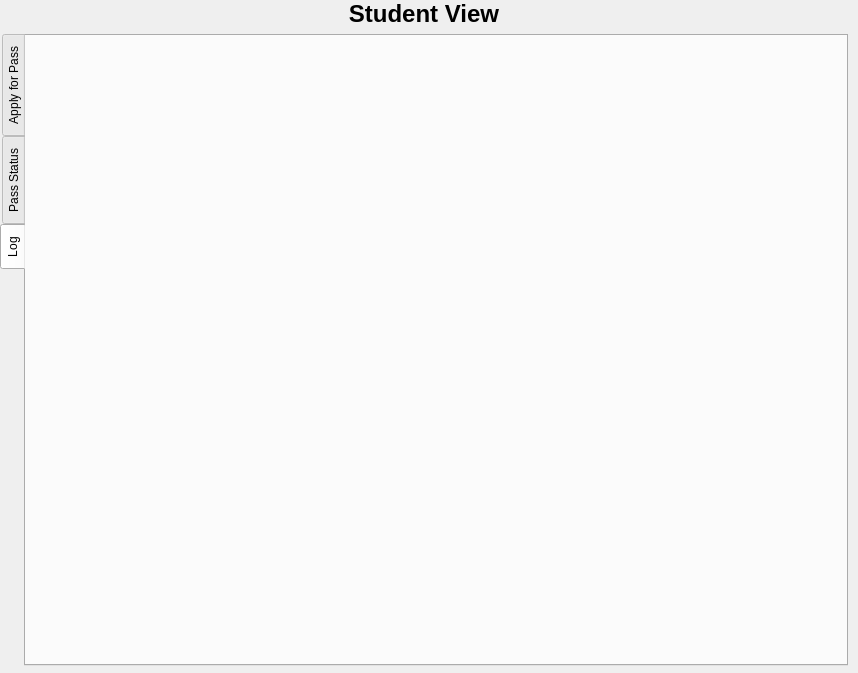
Old version of the form ui/student_view.ui in the repository sipsmehta/Face-Recognition-Surveillance-.
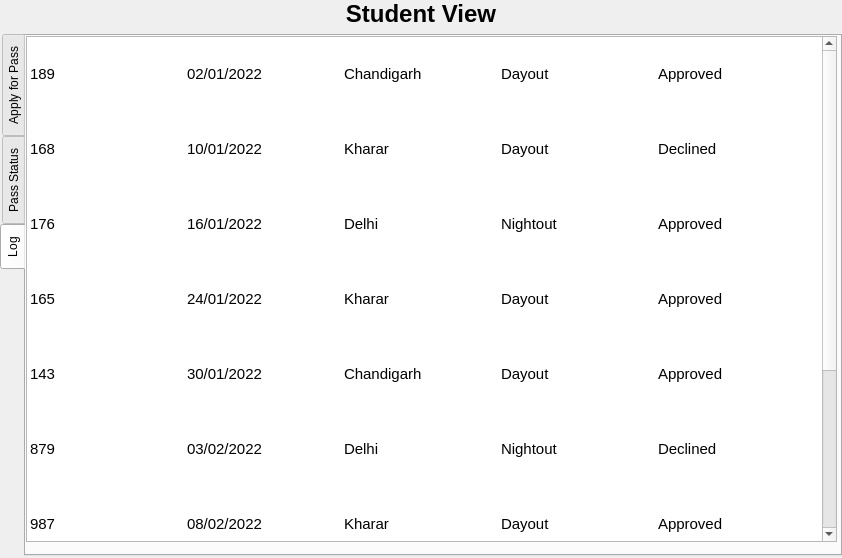
New version of the form. The open tabs and pages were chosen to show the change.

Commit message: uppdated student_view ui & added warden_view ui

Patch:
```diff
--- a/ui/student_view.ui
+++ b/ui/student_view.ui
@@ -6,10 +6,21 @@
    <rect>
     <x>0</x>
     <y>0</y>
-    <width>858</width>
-    <height>673</height>
+    <width>842</width>
+    <height>558</height>
    </rect>
   </property>
+  <property name="maximumSize">
+   <size>
+    <width>9999</width>
+    <height>9999</height>
+   </size>
+  </property>
+  <property name="font">
+   <font>
+    <kerning>true</kerning>
+   </font>
+  </property>
   <property name="windowTitle">
    <string>MainWindow</string>
   </property>
@@ -18,40 +29,11 @@
     <rect>
      <x>0</x>
      <y>0</y>
-     <width>848</width>
-     <height>666</height>
+     <width>842</width>
+     <height>556</height>
     </rect>
    </property>
    <layout class="QGridLayout" name="gridLayout_2">
-    <item row="0" column="0">
-     <widget class="QLabel" name="label_3">
-      <property name="font">
-       <font>
-        <pointsize>18</pointsize>
-        <weight>75</weight>
-        <bold>true</bold>
-       </font>
-      </property>
-      <property name="frameShape">
-       <enum>QFrame::NoFrame</enum>
-      </property>
-      <property name="frameShadow">
-       <enum>QFrame::Plain</enum>
-      </property>
-      <property name="text">
-       <string>Student View</string>
-      </property>
-      <property name="scaledContents">
-       <bool>false</bool>
-      </property>
-      <property name="alignment">
-       <set>Qt::AlignCenter</set>
-      </property>
-      <property name="textInteractionFlags">
-       <set>Qt::NoTextInteraction</set>
-      </property>
-     </widget>
-    </item>
     <item row="1" column="0">
      <widget class="QTabWidget" name="tabWidget">
       <property name="tabPosition">
@@ -219,9 +201,729 @@
        <attribute name="title">
         <string>Log</string>
        </attribute>
+       <widget class="QTableWidget" name="tableWidget">
+        <property name="geometry">
+         <rect>
+          <x>0</x>
+          <y>0</y>
+          <width>811</width>
+          <height>506</height>
+         </rect>
+        </property>
+        <property name="font">
+         <font>
+          <pointsize>11</pointsize>
+          <kerning>true</kerning>
+         </font>
+        </property>
+        <property name="verticalScrollBarPolicy">
+         <enum>Qt::ScrollBarAsNeeded</enum>
+        </property>
+        <property name="horizontalScrollBarPolicy">
+         <enum>Qt::ScrollBarAsNeeded</enum>
+        </property>
+        <property name="autoScroll">
+         <bool>false</bool>
+        </property>
+        <property name="autoScrollMargin">
+         <number>16</number>
+        </property>
+        <property name="editTriggers">
+         <set>QAbstractItemView::NoEditTriggers</set>
+        </property>
+        <property name="tabKeyNavigation">
+         <bool>false</bool>
+        </property>
+        <property name="showDropIndicator" stdset="0">
+         <bool>false</bool>
+        </property>
+        <property name="verticalScrollMode">
+         <enum>QAbstractItemView::ScrollPerPixel</enum>
+        </property>
+        <property name="horizontalScrollMode">
+         <enum>QAbstractItemView::ScrollPerPixel</enum>
+        </property>
+        <property name="showGrid">
+         <bool>false</bool>
+        </property>
+        <property name="gridStyle">
+         <enum>Qt::SolidLine</enum>
+        </property>
+        <property name="sortingEnabled">
+         <bool>false</bool>
+        </property>
+        <property name="wordWrap">
+         <bool>false</bool>
+        </property>
+        <property name="cornerButtonEnabled">
+         <bool>false</bool>
+        </property>
+        <attribute name="horizontalHeaderVisible">
+         <bool>false</bool>
+        </attribute>
+        <attribute name="horizontalHeaderCascadingSectionResizes">
+         <bool>false</bool>
+        </attribute>
+        <attribute name="horizontalHeaderMinimumSectionSize">
+         <number>38</number>
+        </attribute>
+        <attribute name="horizontalHeaderDefaultSectionSize">
+         <number>157</number>
+        </attribute>
+        <attribute name="verticalHeaderVisible">
+         <bool>false</bool>
+        </attribute>
+        <attribute name="verticalHeaderMinimumSectionSize">
+         <number>30</number>
+        </attribute>
+        <attribute name="verticalHeaderDefaultSectionSize">
+         <number>75</number>
+        </attribute>
+        <row>
+         <property name="text">
+          <string>1.</string>
+         </property>
+         <property name="font">
+          <font>
+           <pointsize>11</pointsize>
+          </font>
+         </property>
+        </row>
+        <row>
+         <property name="text">
+          <string>2.</string>
+         </property>
+         <property name="font">
+          <font>
+           <pointsize>11</pointsize>
+          </font>
+         </property>
+        </row>
+        <row>
+         <property name="text">
+          <string>3.</string>
+         </property>
+         <property name="font">
+          <font>
+           <pointsize>11</pointsize>
+          </font>
+         </property>
+        </row>
+        <row>
+         <property name="text">
+          <string>4.</string>
+         </property>
+         <property name="font">
+          <font>
+           <pointsize>11</pointsize>
+          </font>
+         </property>
+        </row>
+        <row>
+         <property name="text">
+          <string>5.</string>
+         </property>
+         <property name="font">
+          <font>
+           <pointsize>11</pointsize>
+          </font>
+         </property>
+        </row>
+        <row>
+         <property name="text">
+          <string>6.</string>
+         </property>
+         <property name="font">
+          <font>
+           <pointsize>11</pointsize>
+          </font>
+         </property>
+        </row>
+        <row>
+         <property name="text">
+          <string>7.</string>
+         </property>
+         <property name="font">
+          <font>
+           <pointsize>11</pointsize>
+          </font>
+         </property>
+        </row>
+        <row>
+         <property name="text">
+          <string>8.</string>
+         </property>
+         <property name="font">
+          <font>
+           <pointsize>11</pointsize>
+          </font>
+         </property>
+        </row>
+        <row>
+         <property name="text">
+          <string>9.</string>
+         </property>
+         <property name="font">
+          <font>
+           <pointsize>11</pointsize>
+          </font>
+         </property>
+        </row>
+        <row>
+         <property name="text">
+          <string>10.</string>
+         </property>
+         <property name="font">
+          <font>
+           <pointsize>11</pointsize>
+          </font>
+         </property>
+        </row>
+        <column>
+         <property name="text">
+          <string>Pid</string>
+         </property>
+         <property name="font">
+          <font>
+           <pointsize>11</pointsize>
+           <weight>75</weight>
+           <bold>true</bold>
+           <underline>true</underline>
+          </font>
+         </property>
+        </column>
+        <column>
+         <property name="text">
+          <string>Date of application</string>
+         </property>
+         <property name="font">
+          <font>
+           <pointsize>11</pointsize>
+           <weight>75</weight>
+           <bold>true</bold>
+           <underline>true</underline>
+          </font>
+         </property>
+        </column>
+        <column>
+         <property name="text">
+          <string>Place of visit</string>
+         </property>
+         <property name="font">
+          <font>
+           <pointsize>11</pointsize>
+           <weight>75</weight>
+           <bold>true</bold>
+           <underline>true</underline>
+          </font>
+         </property>
+        </column>
+        <column>
+         <property name="text">
+          <string>Type of pass</string>
+         </property>
+         <property name="font">
+          <font>
+           <pointsize>11</pointsize>
+           <weight>75</weight>
+           <bold>true</bold>
+           <underline>true</underline>
+          </font>
+         </property>
+        </column>
+        <column>
+         <property name="text">
+          <string>Approval</string>
+         </property>
+         <property name="font">
+          <font>
+           <pointsize>11</pointsize>
+           <weight>75</weight>
+           <bold>true</bold>
+           <underline>true</underline>
+          </font>
+         </property>
+        </column>
+        <item row="0" column="0">
+         <property name="text">
+          <string>189</string>
+         </property>
+         <property name="font">
+          <font>
+           <pointsize>11</pointsize>
+          </font>
+         </property>
+        </item>
+        <item row="0" column="1">
+         <property name="text">
+          <string>02/01/2022</string>
+         </property>
+        </item>
+        <item row="0" column="2">
+         <property name="text">
+          <string>Chandigarh</string>
+         </property>
+        </item>
+        <item row="0" column="3">
+         <property name="text">
+          <string>Dayout</string>
+         </property>
+        </item>
+        <item row="0" column="4">
+         <property name="text">
+          <string>Approved</string>
+         </property>
+         <property name="font">
+          <font>
+           <pointsize>11</pointsize>
+          </font>
+         </property>
+         <property name="foreground">
+          <brush brushstyle="NoBrush">
+           <color alpha="255">
+            <red>85</red>
+            <green>170</green>
+            <blue>0</blue>
+           </color>
+          </brush>
+         </property>
+        </item>
+        <item row="1" column="0">
+         <property name="text">
+          <string>168</string>
+         </property>
+         <property name="font">
+          <font>
+           <pointsize>11</pointsize>
+          </font>
+         </property>
+        </item>
+        <item row="1" column="1">
+         <property name="text">
+          <string>10/01/2022</string>
+         </property>
+        </item>
+        <item row="1" column="2">
+         <property name="text">
+          <string>Kharar</string>
+         </property>
+        </item>
+        <item row="1" column="3">
+         <property name="text">
+          <string>Dayout</string>
+         </property>
+        </item>
+        <item row="1" column="4">
+         <property name="text">
+          <string>Declined</string>
+         </property>
+         <property name="font">
+          <font>
+           <pointsize>11</pointsize>
+          </font>
+         </property>
+         <property name="foreground">
+          <brush brushstyle="NoBrush">
+           <color alpha="255">
+            <red>255</red>
+            <green>0</green>
+            <blue>0</blue>
+           </color>
+          </brush>
+         </property>
+        </item>
+        <item row="2" column="0">
+         <property name="text">
+          <string>176</string>
+         </property>
+         <property name="font">
+          <font>
+           <pointsize>11</pointsize>
+          </font>
+         </property>
+        </item>
+        <item row="2" column="1">
+         <property name="text">
+          <string>16/01/2022</string>
+         </property>
+        </item>
+        <item row="2" column="2">
+         <property name="text">
+          <string>Delhi</string>
+         </property>
+        </item>
+        <item row="2" column="3">
+         <property name="text">
+          <string>Nightout</string>
+         </property>
+        </item>
+        <item row="2" column="4">
+         <property name="text">
+          <string>Approved</string>
+         </property>
+         <property name="font">
+          <font>
+           <pointsize>11</pointsize>
+          </font>
+         </property>
+         <property name="foreground">
+          <brush brushstyle="NoBrush">
+           <color alpha="255">
+            <red>85</red>
+            <green>170</green>
+            <blue>0</blue>
+           </color>
+          </brush>
+         </property>
+        </item>
+        <item row="3" column="0">
+         <property name="text">
+          <string>165</string>
+         </property>
+         <property name="font">
+          <font>
+           <pointsize>11</pointsize>
+          </font>
+         </property>
+        </item>
+        <item row="3" column="1">
+         <property name="text">
+          <string>24/01/2022</string>
+         </property>
+        </item>
+        <item row="3" column="2">
+         <property name="text">
+          <string>Kharar</string>
+         </property>
+        </item>
+        <item row="3" column="3">
+         <property name="text">
+          <string>Dayout</string>
+         </property>
+        </item>
+        <item row="3" column="4">
+         <property name="text">
+          <string>Approved</string>
+         </property>
+         <property name="font">
+          <font>
+           <pointsize>11</pointsize>
+          </font>
+         </property>
+         <property name="foreground">
+          <brush brushstyle="NoBrush">
+           <color alpha="255">
+            <red>85</red>
+            <green>170</green>
+            <blue>0</blue>
+           </color>
+          </brush>
+         </property>
+        </item>
+        <item row="4" column="0">
+         <property name="text">
+          <string>143</string>
+         </property>
+         <property name="font">
+          <font>
+           <pointsize>11</pointsize>
+          </font>
+         </property>
+        </item>
+        <item row="4" column="1">
+         <property name="text">
+          <string>30/01/2022</string>
+         </property>
+        </item>
+        <item row="4" column="2">
+         <property name="text">
+          <string>Chandigarh</string>
+         </property>
+        </item>
+        <item row="4" column="3">
+         <property name="text">
+          <string>Dayout</string>
+         </property>
+        </item>
+        <item row="4" column="4">
+         <property name="text">
+          <string>Approved</string>
+         </property>
+         <property name="font">
+          <font>
+           <pointsize>11</pointsize>
+          </font>
+         </property>
+         <property name="foreground">
+          <brush brushstyle="NoBrush">
+           <color alpha="255">
+            <red>85</red>
+            <green>170</green>
+            <blue>0</blue>
+           </color>
+          </brush>
+         </property>
+        </item>
+        <item row="5" column="0">
+         <property name="text">
+          <string>879</string>
+         </property>
+         <property name="font">
+          <font>
+           <pointsize>11</pointsize>
+          </font>
+         </property>
+        </item>
+        <item row="5" column="1">
+         <property name="text">
+          <string>03/02/2022</string>
+         </property>
+        </item>
+        <item row="5" column="2">
+         <property name="text">
+          <string>Delhi</string>
+         </property>
+        </item>
+        <item row="5" column="3">
+         <property name="text">
+          <string>Nightout</string>
+         </property>
+        </item>
+        <item row="5" column="4">
+         <property name="text">
+          <string>Declined</string>
+         </property>
+         <property name="font">
+          <font>
+           <pointsize>11</pointsize>
+          </font>
+         </property>
+         <property name="foreground">
+          <brush brushstyle="NoBrush">
+           <color alpha="255">
+            <red>255</red>
+            <green>0</green>
+            <blue>0</blue>
+           </color>
+          </brush>
+         </property>
+        </item>
+        <item row="6" column="0">
+         <property name="text">
+          <string>987</string>
+         </property>
+         <property name="font">
+          <font>
+           <pointsize>11</pointsize>
+          </font>
+         </property>
+        </item>
+        <item row="6" column="1">
+         <property name="text">
+          <string>08/02/2022</string>
+         </property>
+        </item>
+        <item row="6" column="2">
+         <property name="text">
+          <string>Kharar</string>
+         </property>
+        </item>
+        <item row="6" column="3">
+         <property name="text">
+          <string>Dayout</string>
+         </property>
+        </item>
+        <item row="6" column="4">
+         <property name="text">
+          <string>Approved</string>
+         </property>
+         <property name="font">
+          <font>
+           <pointsize>11</pointsize>
+          </font>
+         </property>
+         <property name="foreground">
+          <brush brushstyle="NoBrush">
+           <color alpha="255">
+            <red>85</red>
+            <green>170</green>
+            <blue>0</blue>
+           </color>
+          </brush>
+         </property>
+        </item>
+        <item row="7" column="0">
+         <property name="text">
+          <string>102</string>
+         </property>
+         <property name="font">
+          <font>
+           <pointsize>11</pointsize>
+          </font>
+         </property>
+        </item>
+        <item row="7" column="1">
+         <property name="text">
+          <string>10/02/2022</string>
+         </property>
+        </item>
+        <item row="7" column="2">
+         <property name="text">
+          <string>Chandigarh</string>
+         </property>
+        </item>
+        <item row="7" column="3">
+         <property name="text">
+          <string>Dayout</string>
+         </property>
+        </item>
+        <item row="7" column="4">
+         <property name="text">
+          <string>Declined</string>
+         </property>
+         <property name="font">
+          <font>
+           <pointsize>11</pointsize>
+          </font>
+         </property>
+         <property name="foreground">
+          <brush brushstyle="NoBrush">
+           <color alpha="255">
+            <red>255</red>
+            <green>0</green>
+            <blue>0</blue>
+           </color>
+          </brush>
+         </property>
+        </item>
+        <item row="8" column="0">
+         <property name="text">
+          <string>110</string>
+         </property>
+         <property name="font">
+          <font>
+           <pointsize>11</pointsize>
+          </font>
+         </property>
+        </item>
+        <item row="8" column="1">
+         <property name="text">
+          <string>16/03/2022</string>
+         </property>
+        </item>
+        <item row="8" column="2">
+         <property name="text">
+          <string>Delhi</string>
+         </property>
+        </item>
+        <item row="8" column="3">
+         <property name="text">
+          <string>Nightout</string>
+         </property>
+        </item>
+        <item row="8" column="4">
+         <property name="text">
+          <string>Approved</string>
+         </property>
+         <property name="font">
+          <font>
+           <pointsize>11</pointsize>
+          </font>
+         </property>
+         <property name="foreground">
+          <brush brushstyle="NoBrush">
+           <color alpha="255">
+            <red>85</red>
+            <green>170</green>
+            <blue>0</blue>
+           </color>
+          </brush>
+         </property>
+        </item>
+        <item row="9" column="0">
+         <property name="text">
+          <string>156</string>
+         </property>
+         <property name="font">
+          <font>
+           <pointsize>11</pointsize>
+          </font>
+         </property>
+        </item>
+        <item row="9" column="1">
+         <property name="text">
+          <string>18/03/2022</string>
+         </property>
+        </item>
+        <item row="9" column="2">
+         <property name="text">
+          <string>Kharar</string>
+         </property>
+        </item>
+        <item row="9" column="3">
+         <property name="text">
+          <string>Dayout</string>
+         </property>
+        </item>
+        <item row="9" column="4">
+         <property name="text">
+          <string>Approved</string>
+         </property>
+         <property name="font">
+          <font>
+           <pointsize>11</pointsize>
+          </font>
+         </property>
+         <property name="foreground">
+          <brush brushstyle="NoBrush">
+           <color alpha="255">
+            <red>85</red>
+            <green>170</green>
+            <blue>0</blue>
+           </color>
+          </brush>
+         </property>
+        </item>
+       </widget>
       </widget>
      </widget>
     </item>
+    <item row="0" column="0">
+     <widget class="QLabel" name="label_3">
+      <property name="sizePolicy">
+       <sizepolicy hsizetype="Preferred" vsizetype="Fixed">
+        <horstretch>0</horstretch>
+        <verstretch>0</verstretch>
+       </sizepolicy>
+      </property>
+      <property name="font">
+       <font>
+        <pointsize>18</pointsize>
+        <weight>75</weight>
+        <bold>true</bold>
+        <kerning>true</kerning>
+       </font>
+      </property>
+      <property name="frameShape">
+       <enum>QFrame::NoFrame</enum>
+      </property>
+      <property name="frameShadow">
+       <enum>QFrame::Plain</enum>
+      </property>
+      <property name="text">
+       <string>Student View</string>
+      </property>
+      <property name="scaledContents">
+       <bool>false</bool>
+      </property>
+      <property name="alignment">
+       <set>Qt::AlignCenter</set>
+      </property>
+      <property name="textInteractionFlags">
+       <set>Qt::NoTextInteraction</set>
+      </property>
+     </widget>
+    </item>
    </layout>
   </widget>
  </widget>
```
Left out of the diff: 485 changed lines with no effect on the pictures. The commit also changes 3 other files.
